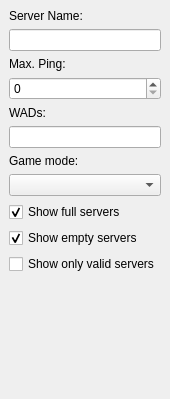
Before: the Qt Designer form src/gui/serverfilterdock.ui in Destroyerrrocket/doomseeker-unofficial, drawn with Qt 5.
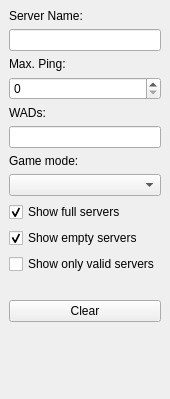
After: the same form once the commit is applied.

Commit message: - Added "Clear" button to Server Filter dock.

Diff of the .ui file:
```diff
--- a/src/gui/serverfilterdock.ui
+++ b/src/gui/serverfilterdock.ui
@@ -111,6 +111,26 @@
         </property>
        </widget>
       </item>
+      <item>
+       <spacer name="horizontalSpacer">
+        <property name="orientation">
+         <enum>Qt::Horizontal</enum>
+        </property>
+        <property name="sizeHint" stdset="0">
+         <size>
+          <width>40</width>
+          <height>20</height>
+         </size>
+        </property>
+       </spacer>
+      </item>
+      <item>
+       <widget class="QPushButton" name="btnClear">
+        <property name="text">
+         <string>Clear</string>
+        </property>
+       </widget>
+      </item>
      </layout>
     </item>
     <item>
```
The commit also changes 2 other files.
